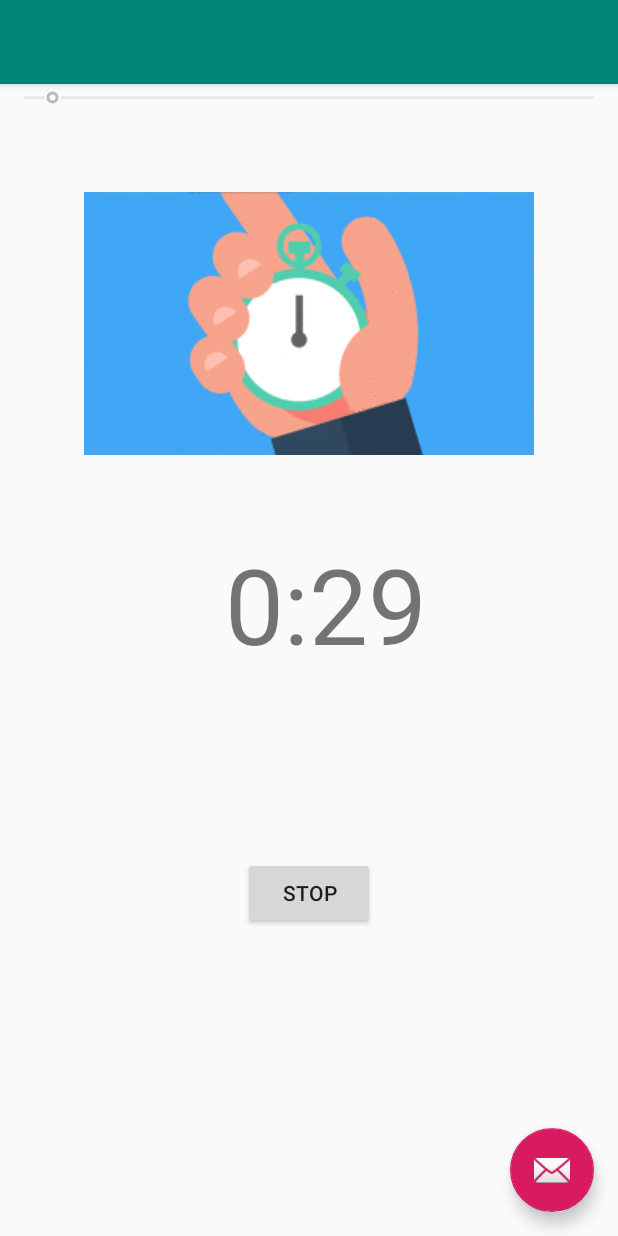
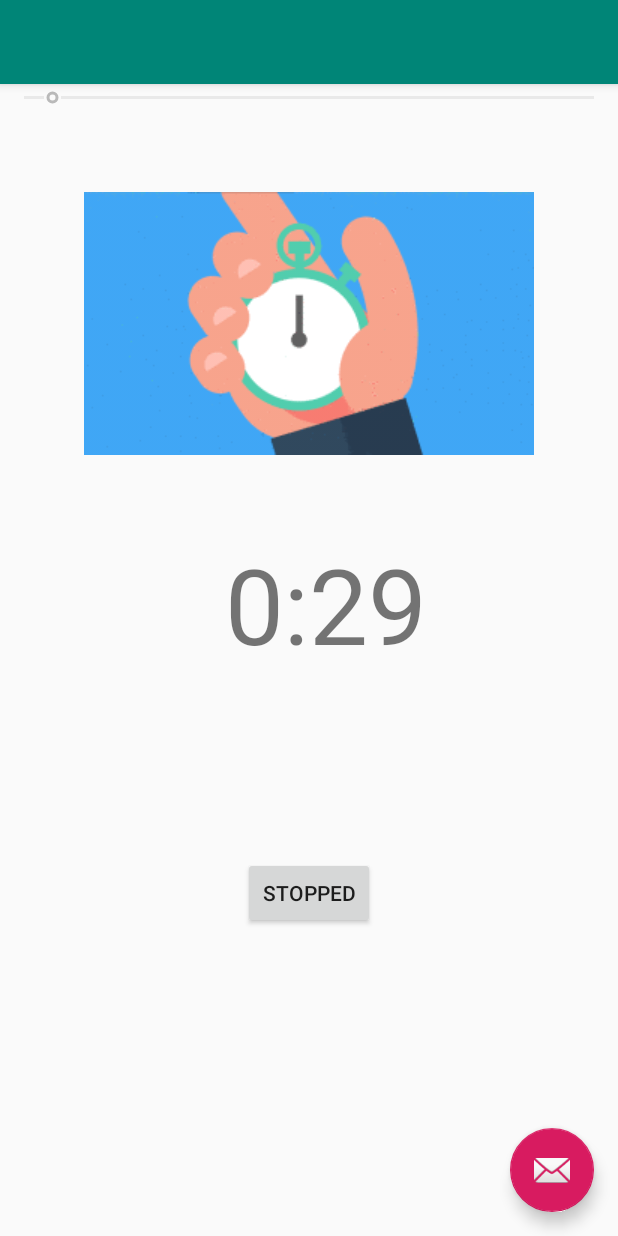
Before and after one commit to Anni1123/TimersDemo, an Android app: the screen it shows after launch (MainActivity), after a tap on "GO!", on a phone screen of 412 x 824 dp. Run offline under Robolectric (Android 15) with nearby library versions, the phone set to English and light mode, and no system bars.

Commit message:
Second Commit

```diff
--- a/app/src/main/java/com/example/timersdemo/MainActivity.java
+++ b/app/src/main/java/com/example/timersdemo/MainActivity.java
@@ -65,7 +65,7 @@ public class MainActivity extends AppCompatActivity {
 
             counterIsActive = true;
             timerSeekBar.setEnabled(false);
-            controllerButton.setText("Stop");
+            controllerButton.setText("Stopped");
 
             countDownTimer = new CountDownTimer(timerSeekBar.getProgress() * 1000 + 100, 1000) {
 
```
